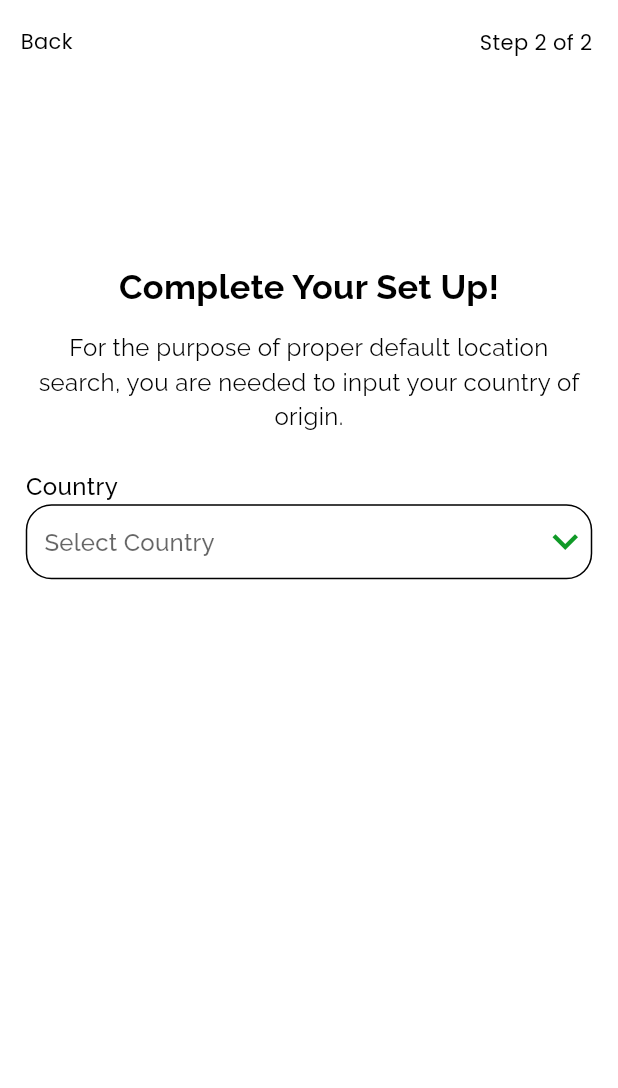
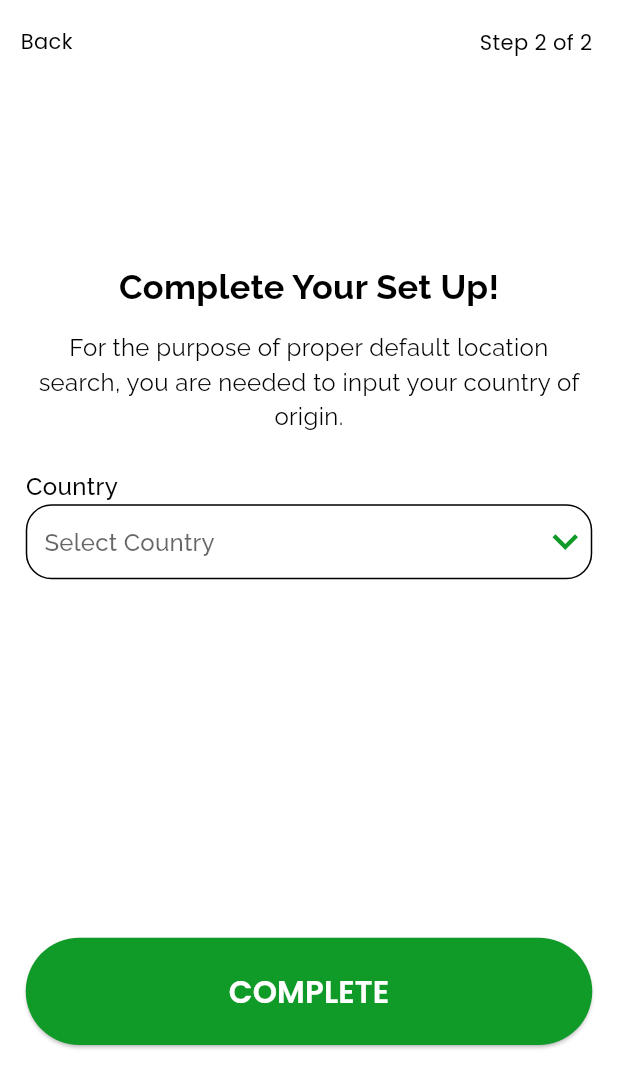
Before and after one commit to OstrichFarmer/hotel_it, a Flutter app: the SelectCountryView screen opened by its route, on a phone screen of 412 x 824 dp. Shown: the top 1088 px of the screen. Run offline on Flutter 3.47's test engine with Material 3 defaults, Android fonts, the phone set to English and light mode, and no system bars; drawn by our look-alikes of dropdown_button2; our stand-ins replace flutter_screenutil, google_fonts, logger, stacked, stacked_services, stacked_shared.

Commit message:
feat/implemented the select country UI

```diff
--- a/lib/views/select_country/select_country_view.dart
+++ b/lib/views/select_country/select_country_view.dart
@@ -4,6 +4,7 @@ import 'package:flutter_screenutil/flutter_screenutil.dart';
 import 'package:google_fonts/google_fonts.dart';
 import 'package:hotel_it/services/network/constant.dart';
 import 'package:hotel_it/views/select_country/select_country_viewmodel.dart';
+import 'package:hotel_it/widgets/custom_button.dart';
 import 'package:stacked/stacked.dart';
 
 class SelectCountryView extends StatelessWidget {
@@ -121,7 +122,11 @@ class SelectCountryView extends StatelessWidget {
                           ),
                         ),
                       ),
-                    )
+                    ),
+                    SizedBox(
+                      height: 200.h,
+                    ),
+                    CustomButton(title: "COMPLETE", onpressed: () {})
                   ],
                 ),
               ),
```
Also changed, not shown: assets/images/success.png (added).
